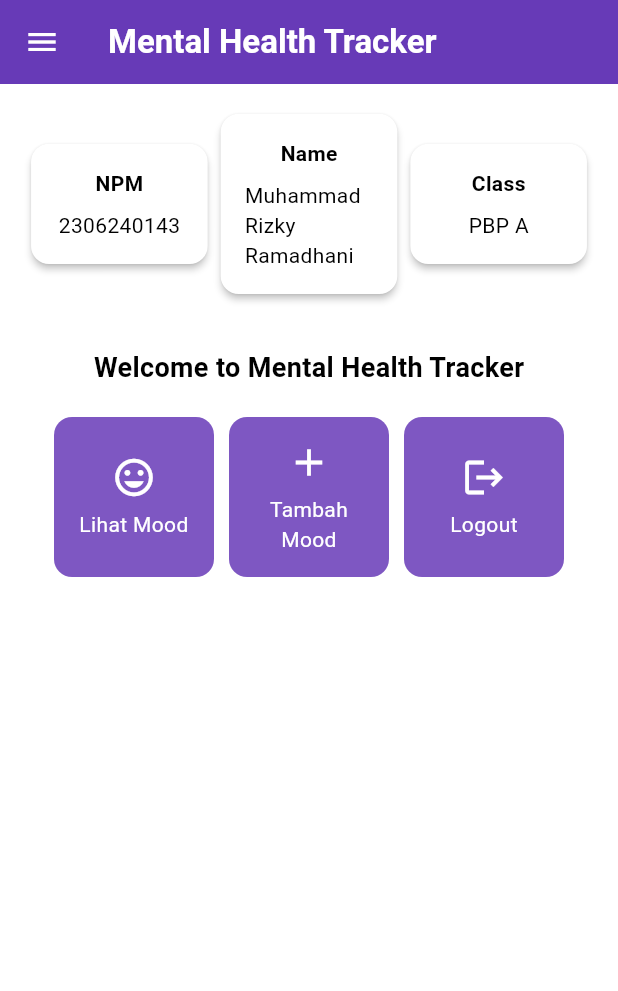
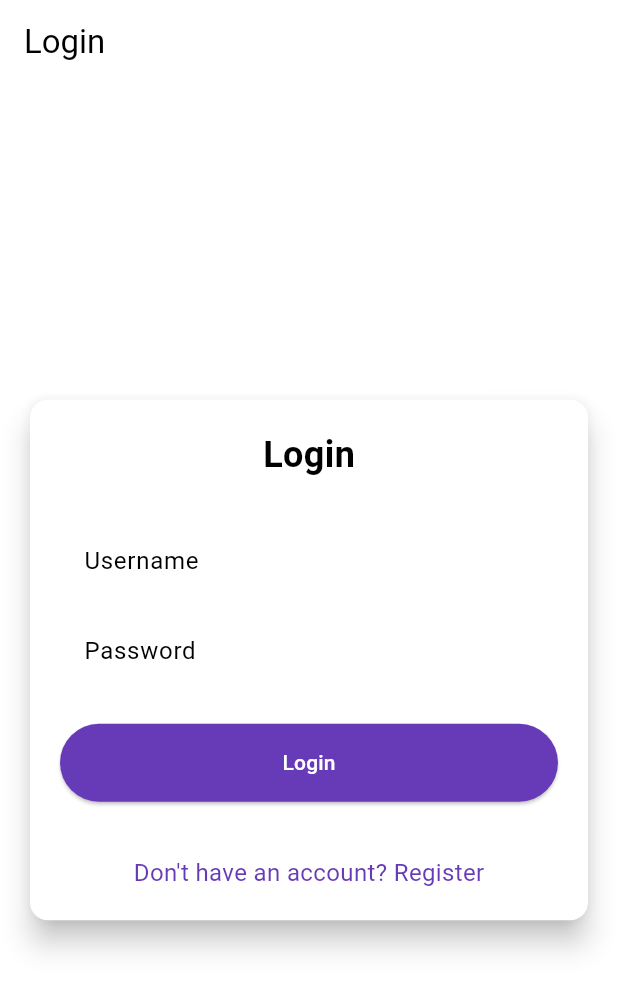
Before and after one commit to IkrizzRama/mental_health_tracker_mobile, a Flutter app: the screen it shows after launch, on a phone screen of 412 x 824 dp. Shown: the top 991 px of the screen. Run offline on Flutter 3.47's test engine with Material 3 defaults, Android fonts, the phone set to English and light mode, and no system bars; missing offline and left inert: pbp_django_auth.

Commit message:
Tutorial 8 Progress

```diff
--- a/lib/main.dart
+++ b/lib/main.dart
@@ -1,5 +1,8 @@
 import 'package:flutter/material.dart';
+import 'package:mental_health_tracker/screens/login.dart';
 import 'package:mental_health_tracker/screens/menu.dart';
+import 'package:pbp_django_auth/pbp_django_auth.dart';
+import 'package:provider/provider.dart';
 
 void main() {
   runApp(const MyApp());
@@ -8,33 +11,23 @@ void main() {
 class MyApp extends StatelessWidget {
   const MyApp({super.key});
 
-  // This widget is the root of your application.
   @override
   Widget build(BuildContext context) {
-    return MaterialApp(
-      title: 'Flutter Demo',
-      theme: ThemeData(
-        // This is the theme of your application.
-        //
-        // TRY THIS: Try running your application with "flutter run". You'll see
-        // the application has a purple toolbar. Then, without quitting the app,
-        // try changing the seedColor in the colorScheme below to Colors.green
-        // and then invoke "hot reload" (save your changes or press the "hot
-        // reload" button in a Flutter-supported IDE, or press "r" if you used
-        // the command line to start the app).
-        //
-        // Notice that the counter didn't reset back to zero; the application
-        // state is not lost during the reload. To reset the state, use hot
-        // restart instead.
-        //
-        // This works for code too, not just values: Most code changes can be
-        // tested with just a hot reload.
-         colorScheme: ColorScheme.fromSwatch(
-       primarySwatch: Colors.deepPurple,
-      ).copyWith(secondary: Colors.deepPurple[400]),
-        useMaterial3: true,
+    return Provider(
+      create: (_) {
+        CookieRequest request = CookieRequest();
+        return request;
+      },
+      child: MaterialApp(
+        title: 'Mental Health Tracker',
+        theme: ThemeData(
+          useMaterial3: true,
+          colorScheme: ColorScheme.fromSwatch(
+            primarySwatch: Colors.deepPurple,
+          ).copyWith(secondary: Colors.deepPurple[400]),
+        ),
+        home: const LoginPage(),
       ),
-      home: MyHomePage(),
     );
   }
 }
--- /dev/null
+++ b/lib/screens/login.dart
@@ -0,0 +1,182 @@
+import 'package:mental_health_tracker/screens/menu.dart';
+import 'package:flutter/material.dart';
+import 'package:pbp_django_auth/pbp_django_auth.dart';
+import 'package:provider/provider.dart';
+import 'package:mental_health_tracker/screens/register.dart';
+// TODO: Import halaman RegisterPage jika sudah dibuat
+
+void main() {
+  runApp(const LoginApp());
+}
+
+class LoginApp extends StatelessWidget {
+  const LoginApp({super.key});
+
+  @override
+  Widget build(BuildContext context) {
+    return MaterialApp(
+      title: 'Login',
+      theme: ThemeData(
+        useMaterial3: true,
+        colorScheme: ColorScheme.fromSwatch(
+          primarySwatch: Colors.deepPurple,
+        ).copyWith(secondary: Colors.deepPurple[400]),
+      ),
+      home: const LoginPage(),
+    );
+  }
+}
+
+class LoginPage extends StatefulWidget {
+  const LoginPage({super.key});
+
+  @override
+  State<LoginPage> createState() => _LoginPageState();
+}
+
+class _LoginPageState extends State<LoginPage> {
+  final TextEditingController _usernameController = TextEditingController();
+  final TextEditingController _passwordController = TextEditingController();
+
+  @override
+  Widget build(BuildContext context) {
+    final request = context.watch<CookieRequest>();
+
+    return Scaffold(
+      appBar: AppBar(
+        title: const Text('Login'),
+      ),
+      body: Center(
+        child: SingleChildScrollView(
+          padding: const EdgeInsets.all(16.0),
+          child: Card(
+            elevation: 8,
+            shape: RoundedRectangleBorder(
+              borderRadius: BorderRadius.circular(12.0),
+            ),
+            child: Padding(
+              padding: const EdgeInsets.all(20.0),
+              child: Column(
+                mainAxisSize: MainAxisSize.min,
+                children: [
+                  const Text(
+                    'Login',
+                    style: TextStyle(
+                      fontSize: 24.0,
+                      fontWeight: FontWeight.bold,
+                    ),
+                  ),
+                  const SizedBox(height: 30.0),
+                  TextField(
+                    controller: _usernameController,
+                    decoration: const InputDecoration(
+                      labelText: 'Username',
+                      hintText: 'Enter your username',
+                      border: OutlineInputBorder(
+                        borderRadius: BorderRadius.all(Radius.circular(12.0)),
+                      ),
+                      contentPadding:
+                          EdgeInsets.symmetric(horizontal: 12.0, vertical: 8.0),
+                    ),
+                  ),
+                  const SizedBox(height: 12.0),
+                  TextField(
+                    controller: _passwordController,
+                    decoration: const InputDecoration(
+                      labelText: 'Password',
+                      hintText: 'Enter your password',
+                      border: OutlineInputBorder(
+                        borderRadius: BorderRadius.all(Radius.circular(12.0)),
+                      ),
+                      contentPadding:
+                          EdgeInsets.symmetric(horizontal: 12.0, vertical: 8.0),
+                    ),
+                    obscureText: true,
+                  ),
+                  const SizedBox(height: 24.0),
+                  ElevatedButton(
+                    onPressed: () async {
+                      String username = _usernameController.text;
+                      String password = _passwordController.text;
+
+                      // Cek kredensial
+                      // TODO: Ganti URL dan jangan lupa tambahkan trailing slash (/) di akhir URL!
+                      // Untuk menyambungkan Android emulator dengan Django pada localhost,
+                      // gunakan URL http://10.0.2.2/
+                      final response = await request
+                          .login("http://127.0.0.1:8000/auth/login/", {
+                        'username': username,
+                        'password': password,
+                      });
+
+                      if (request.loggedIn) {
+                        String message = response['message'];
+                        String uname = response['username'];
+                        if (context.mounted) {
+                          Navigator.pushReplacement(
+                            context,
+                            MaterialPageRoute(
+                                builder: (context) => MyHomePage()),
+                          );
+                          ScaffoldMessenger.of(context)
+                            ..hideCurrentSnackBar()
+                            ..showSnackBar(
+                              SnackBar(
+                                  content:
+                                      Text("$message Selamat datang, $uname.")),
+                            );
+                        }
+                      } else {
+                        if (context.mounted) {
+                          showDialog(
+                            context: context,
+                            builder: (context) => AlertDialog(
+                              title: const Text('Login Gagal'),
+                              content: Text(response['message']),
+                              actions: [
+                                TextButton(
+                                  child: const Text('OK'),
+                                  onPressed: () {
+                                    Navigator.pop(context);
+                                  },
+                                ),
+                              ],
+                            ),
+                          );
+                        }
+                      }
+                    },
+                    style: ElevatedButton.styleFrom(
+                      foregroundColor: Colors.white,
+                      minimumSize: Size(double.infinity, 50),
+                      backgroundColor: Theme.of(context).colorScheme.primary,
+                      padding: const EdgeInsets.symmetric(vertical: 16.0),
+                    ),
+                    child: const Text('Login'),
+                  ),
+                  const SizedBox(height: 36.0),
+                  GestureDetector(
+                    onTap: () {
+                      Navigator.push(
+                        context,
+                        MaterialPageRoute(
+                            builder: (context) => const RegisterPage()),
+                      );
+                    },
+                    child: Text(
+                      'Don\'t have an account? Register',
+                      style: TextStyle(
+                        color: Theme.of(context).colorScheme.primary,
+                        fontSize: 16.0,
+                      ),
+                    ),
+                  ),
+                ],
+              ),
+            ),
+          ),
+        ),
+      ),
+    );
+  }
+}
--- a/pubspec.yaml
+++ b/pubspec.yaml
@@ -35,6 +35,8 @@ dependencies:
   # The following adds the Cupertino Icons font to your application.
   # Use with the CupertinoIcons class for iOS style icons.
   cupertino_icons: ^1.0.8
+  provider: ^6.1.2
+  pbp_django_auth: ^0.4.0
 
 dev_dependencies:
   flutter_test:
```
Also changed, not shown: lib/screens/register.dart (added, +166 -0 lines), pubspec.lock, 1 other file.
